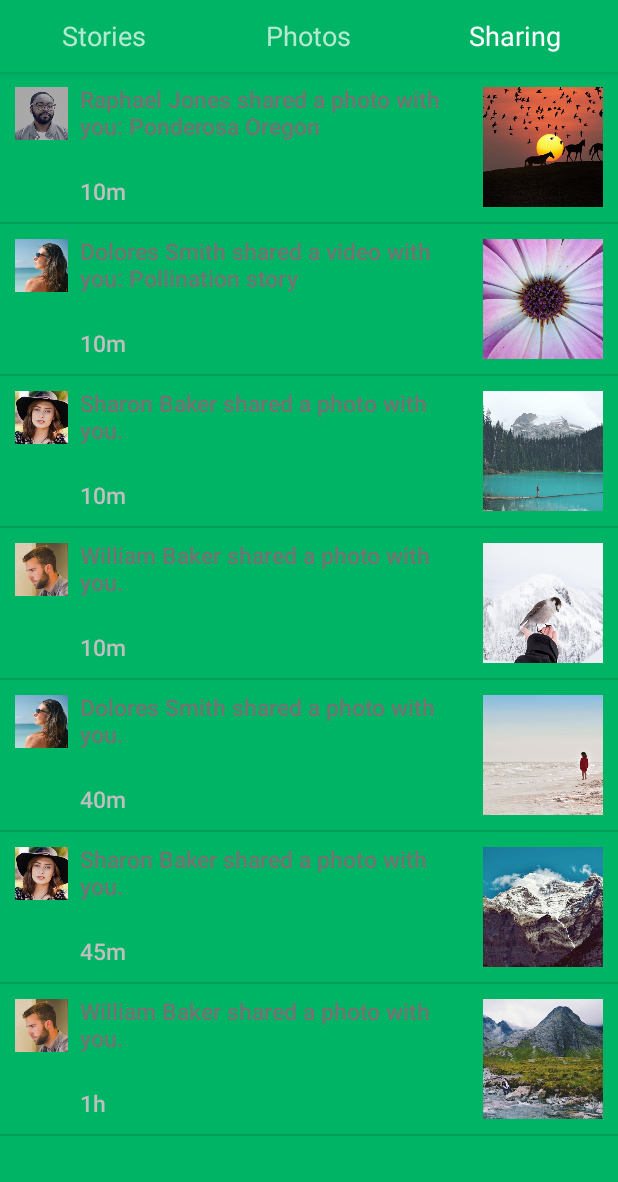
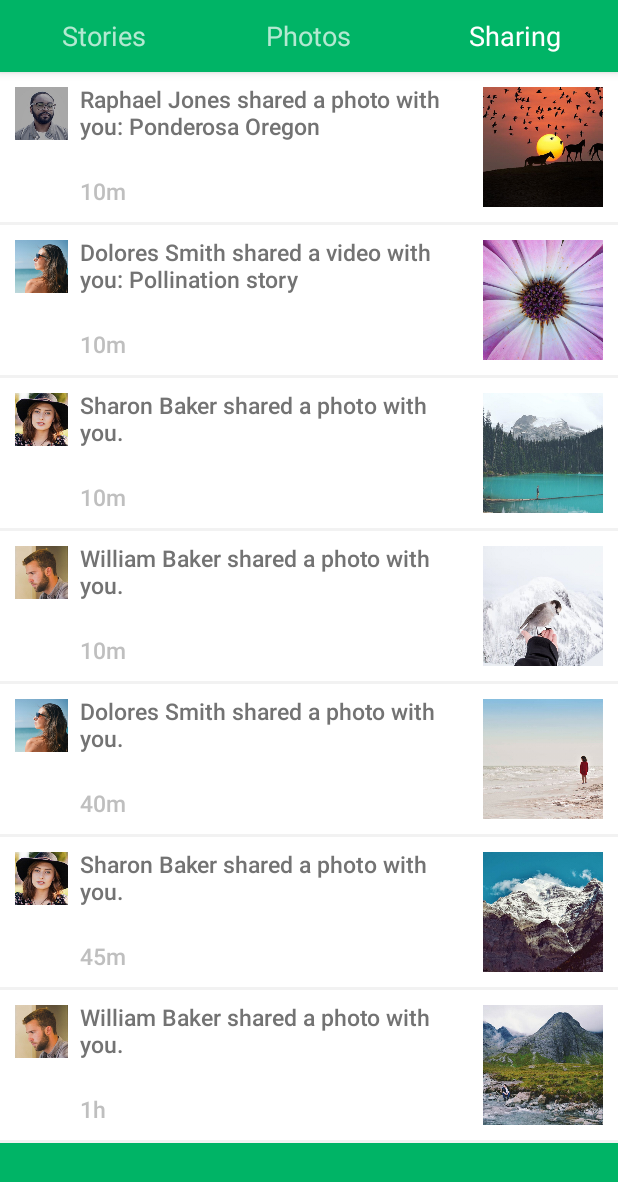
Before and after one commit to iferdelja/colored-tabs, an Android app: the screen it shows after launch (MainActivity), tab 3 chosen, on a phone screen of 412 x 824 dp. Shown: the top 1182 px of the screen. Run offline under Robolectric (Android 15) with nearby library versions, the phone set to English and light mode, and no system bars; libraries missing offline, so code that uses them is left out: com.squareup.otto; 1 statement that could not run was skipped.

Commit message:
Fixed ripple efects.

```diff
--- a/android/ColoredTabs/app/src/main/java/com/ivanferdelja/coloredtabs/ImageAdapter.java
+++ b/android/ColoredTabs/app/src/main/java/com/ivanferdelja/coloredtabs/ImageAdapter.java
@@ -66,6 +66,7 @@ public class ImageAdapter extends BaseAdapter {
 
             RippleDrawable rippleDrawable = new RippleDrawable(ColorStateList.valueOf(
                     mContext.getColor(android.support.design.R.color.ripple_material_light)), null, null);
+
             imageView.setForeground(rippleDrawable);
         } else {
             imageView = (ForegroundImageView) convertView;
--- a/android/ColoredTabs/app/src/main/java/com/ivanferdelja/coloredtabs/InsetLayout.java
+++ b/android/ColoredTabs/app/src/main/java/com/ivanferdelja/coloredtabs/InsetLayout.java
@@ -14,9 +14,11 @@ public class InsetLayout extends RelativeLayout {
 
     @Override
     public WindowInsets onApplyWindowInsets(WindowInsets insets) {
-        setPadding(getPaddingLeft(), getPaddingTop() + insets.getSystemWindowInsetTop(),
-                getPaddingRight(), getPaddingBottom());
-        insets.consumeSystemWindowInsets();
+        if (!insets.isConsumed()) {
+            setPadding(getPaddingLeft(), getPaddingTop() + insets.getSystemWindowInsetTop(),
+                    getPaddingRight(), getPaddingBottom());
+            insets.consumeSystemWindowInsets();
+        }
         return super.onApplyWindowInsets(insets);
     }
 }
--- /dev/null
+++ b/android/ColoredTabs/app/src/main/res/drawable/divider.xml
@@ -0,0 +1,5 @@
+<?xml version="1.0" encoding="utf-8"?>
+<shape xmlns:android="http://schemas.android.com/apk/res/android" android:shape="rectangle">
+    <solid android:color="@color/light_grey"/>
+    <size android:width="200dp" android:height="2dp"/>
+</shape>
--- a/android/ColoredTabs/app/src/main/res/drawable/ripple.xml
+++ b/android/ColoredTabs/app/src/main/res/drawable/ripple.xml
@@ -1,5 +1,3 @@
 <?xml version="1.0" encoding="UTF-8"?>
-<ripple android:color="#ffff0000" xmlns:android="http://schemas.android.com/apk/res/android">
-    <item android:id="@id/story_image"
-          android:drawable="@android:color/white" />
+<ripple android:color="?android:colorControlHighlight" xmlns:android="http://schemas.android.com/apk/res/android">
 </ripple>
--- a/android/ColoredTabs/app/src/main/res/layout/fragment_share.xml
+++ b/android/ColoredTabs/app/src/main/res/layout/fragment_share.xml
@@ -1,8 +1,11 @@
 <android.support.v7.widget.RecyclerView android:id="@+id/share_recycler_view"
                                         xmlns:android="http://schemas.android.com/apk/res/android"
+                                        xmlns:app="http://schemas.android.com/apk/res-auto"
                                         android:layout_width="match_parent"
                                         android:layout_height="match_parent"
                                         android:clipToPadding="false"
                                         android:paddingBottom="@dimen/fragment_bottom_padding"
+                                        android:listDivider="@drawable/divider"
+
 
     />
--- a/android/ColoredTabs/app/src/main/res/layout/story.xml
+++ b/android/ColoredTabs/app/src/main/res/layout/story.xml
@@ -33,7 +33,7 @@
             android:layout_below="@id/title"
             android:scaleType="center"
             android:src="@drawable/story1"
-            android:foreground="?attr/selectableItemBackground"/>
+            android:foreground="@drawable/ripple"/>
 
         <com.ivanferdelja.coloredtabs.CustomTextView
             android:id="@+id/headline"
@@ -54,14 +54,14 @@
                 style="@style/StoryAction"
                 android:text="Save"
                 app:typeface="roboto-medium"
-                android:background="?attr/selectableItemBackground"/>
+                android:background="@drawable/ripple"/>
 
             <com.ivanferdelja.coloredtabs.CustomTextView
                 android:id="@+id/share"
                 style="@style/StoryAction"
                 android:text="Share"
                 app:typeface="roboto-medium"
-                android:background="?attr/selectableItemBackground"/>
+                android:background="@drawable/ripple"/>
         </LinearLayout>
 
 
--- a/android/ColoredTabs/app/src/main/res/values/styles.xml
+++ b/android/ColoredTabs/app/src/main/res/values/styles.xml
@@ -4,6 +4,7 @@
     <style name="AppTheme" parent="Theme.AppCompat.Light.NoActionBar">
         <!-- Customize your theme here. -->
         <item name="android:windowTranslucentNavigation">true</item>
+        <item name="android:listDivider">@drawable/divider</item>
 
     </style>
 
@@ -60,9 +61,8 @@
         <item name="android:layout_width">match_parent</item>
         <item name="android:layout_height">@dimen/share_item_height</item>
         <item name="android:padding">10dp</item>
-        <item name="android:background">?android:attr/selectableItemBackground</item>
-        <item name="android:backgroundTint">@android:color/white</item>
-        <item name="android:backgroundTintMode">multiply</item>
+        <item name="android:background">@android:color/white</item>
+        <item name="android:foreground">@drawable/ripple</item>
         <item name="android:clickable">true</item>
     </style>
 
```
